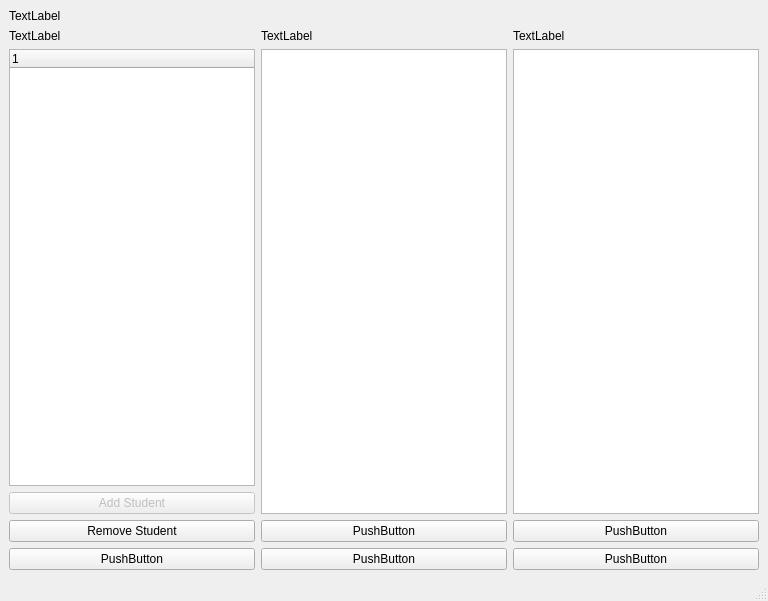
The window that frontend/window_class_detail.ui (marcesch/exam_grade_tool) describes before a commit, drawn with Qt 5.
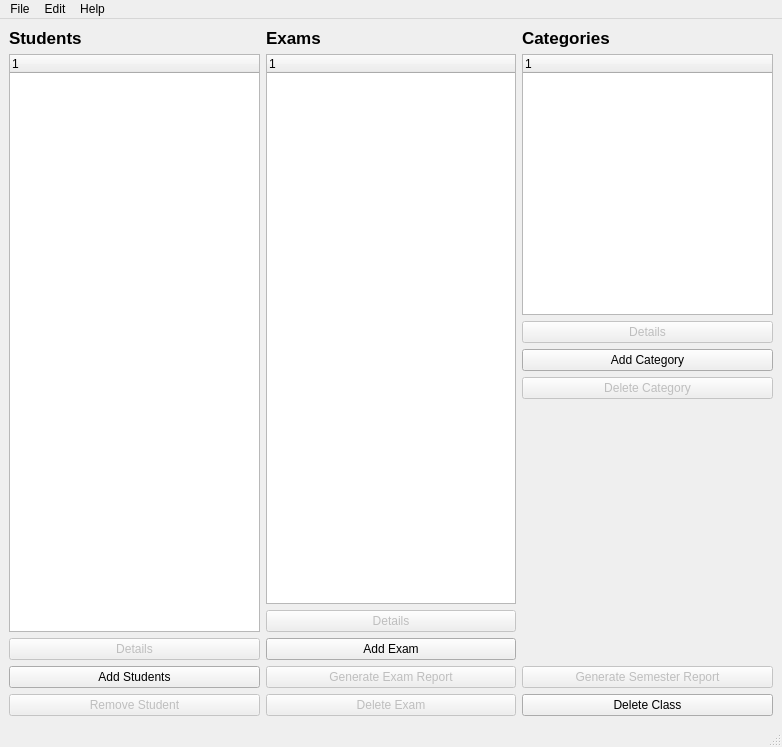
The same window after the commit.

```diff
--- a/frontend/window_class_detail.ui
+++ b/frontend/window_class_detail.ui
@@ -6,8 +6,8 @@
    <rect>
     <x>0</x>
     <y>0</y>
-    <width>768</width>
-    <height>601</height>
+    <width>782</width>
+    <height>747</height>
    </rect>
   </property>
   <property name="windowTitle">
@@ -17,13 +17,6 @@
    <layout class="QGridLayout" name="gridLayout_2">
     <item row="0" column="0">
      <layout class="QVBoxLayout" name="verticalLayout">
-      <item>
-       <widget class="QLabel" name="label">
-        <property name="text">
-         <string>TextLabel</string>
-        </property>
-       </widget>
-      </item>
       <item>
        <layout class="QHBoxLayout" name="horizontalLayout">
         <item>
@@ -34,8 +27,15 @@
              <layout class="QVBoxLayout" name="verticalLayout_4">
               <item>
                <widget class="QLabel" name="label_2">
+                <property name="font">
+                 <font>
+                  <pointsize>13</pointsize>
+                  <weight>75</weight>
+                  <bold>true</bold>
+                 </font>
+                </property>
                 <property name="text">
-                 <string>TextLabel</string>
+                 <string>Students</string>
                 </property>
                </widget>
               </item>
@@ -54,24 +54,30 @@
                  <bool>false</bool>
                 </property>
                 <property name="text">
-                 <string>Add Student</string>
+                 <string>Details</string>
                 </property>
                </widget>
               </item>
               <item>
-               <widget class="QPushButton" name="button_remove_student">
+               <widget class="QPushButton" name="button_addStudents">
+                <property name="enabled">
+                 <bool>true</bool>
+                </property>
+                <property name="text">
+                 <string>Add Students</string>
+                </property>
+               </widget>
+              </item>
+              <item>
+               <widget class="QPushButton" name="button_removeStudent">
+                <property name="enabled">
+                 <bool>false</bool>
+                </property>
                 <property name="text">
                  <string>Remove Student</string>
                 </property>
                </widget>
               </item>
-              <item>
-               <widget class="QPushButton" name="pushButton_2">
-                <property name="text">
-                 <string>PushButton</string>
-                </property>
-               </widget>
-              </item>
              </layout>
             </item>
            </layout>
@@ -84,25 +90,61 @@
            <layout class="QVBoxLayout" name="verticalLayout_5">
             <item>
              <widget class="QLabel" name="label_3">
+              <property name="font">
+               <font>
+                <pointsize>13</pointsize>
+                <weight>75</weight>
+                <bold>true</bold>
+               </font>
+              </property>
               <property name="text">
-               <string>TextLabel</string>
+               <string>Exams</string>
               </property>
              </widget>
             </item>
             <item>
-             <widget class="QTreeView" name="treeView"/>
+             <widget class="QTreeWidget" name="treeWidget_2">
+              <column>
+               <property name="text">
+                <string notr="true">1</string>
+               </property>
+              </column>
+             </widget>
             </item>
             <item>
-             <widget class="QPushButton" name="pushButton_5">
+             <widget class="QPushButton" name="button_examDetails">
+              <property name="enabled">
+               <bool>false</bool>
+              </property>
               <property name="text">
-               <string>PushButton</string>
+               <string>Details</string>
               </property>
              </widget>
             </item>
             <item>
              <widget class="QPushButton" name="pushButton_4">
               <property name="text">
-               <string>PushButton</string>
+               <string>Add Exam</string>
+              </property>
+             </widget>
+            </item>
+            <item>
+             <widget class="QPushButton" name="button_generateExamReport">
+              <property name="enabled">
+               <bool>false</bool>
+              </property>
+              <property name="text">
+               <string>Generate Exam Report</string>
+              </property>
+             </widget>
+            </item>
+            <item>
+             <widget class="QPushButton" name="button_deleteExam">
+              <property name="enabled">
+               <bool>false</bool>
+              </property>
+              <property name="text">
+               <string>Delete Exam</string>
               </property>
              </widget>
             </item>
@@ -116,25 +158,81 @@
            <layout class="QVBoxLayout" name="verticalLayout_6">
             <item>
              <widget class="QLabel" name="label_4">
+              <property name="font">
+               <font>
+                <pointsize>13</pointsize>
+                <weight>75</weight>
+                <bold>true</bold>
+               </font>
+              </property>
               <property name="text">
-               <string>TextLabel</string>
+               <string>Categories</string>
               </property>
              </widget>
             </item>
             <item>
-             <widget class="QTreeView" name="treeView_2"/>
+             <widget class="QTreeWidget" name="treeWidget_3">
+              <column>
+               <property name="text">
+                <string notr="true">1</string>
+               </property>
+              </column>
+             </widget>
             </item>
             <item>
-             <widget class="QPushButton" name="pushButton_7">
+             <widget class="QPushButton" name="button_detailsCategory">
+              <property name="enabled">
+               <bool>false</bool>
+              </property>
               <property name="text">
-               <string>PushButton</string>
+               <string>Details</string>
               </property>
              </widget>
             </item>
             <item>
              <widget class="QPushButton" name="pushButton_6">
               <property name="text">
-               <string>PushButton</string>
+               <string>Add Category</string>
+              </property>
+             </widget>
+            </item>
+            <item>
+             <widget class="QPushButton" name="button_deleteCategory">
+              <property name="enabled">
+               <bool>false</bool>
+              </property>
+              <property name="text">
+               <string>Delete Category</string>
+              </property>
+             </widget>
+            </item>
+            <item>
+             <spacer name="verticalSpacer">
+              <property name="orientation">
+               <enum>Qt::Vertical</enum>
+              </property>
+              <property name="sizeHint" stdset="0">
+               <size>
+                <width>20</width>
+                <height>40</height>
+               </size>
+              </property>
+             </spacer>
+            </item>
+            <item>
+             <widget class="QPushButton" name="button_generateClassReport">
+              <property name="enabled">
+               <bool>false</bool>
+              </property>
+              <property name="text">
+               <string>Generate Semester Report</string>
+              </property>
+             </widget>
+            </item>
+            <item>
+             <widget class="QPushButton" name="button_deleteClass">
+              <property name="text">
+               <string>Delete Class</string>
               </property>
              </widget>
             </item>
@@ -153,10 +251,34 @@
     <rect>
      <x>0</x>
      <y>0</y>
-     <width>768</width>
+     <width>782</width>
      <height>30</height>
     </rect>
    </property>
+   <widget class="QMenu" name="menuFile">
+    <property name="title">
+     <string>File</string>
+    </property>
+    <addaction name="actionSave_on_Disk"/>
+    <addaction name="actionGenerate_Semester_Reporr"/>
+    <addaction name="actionDelete_Class"/>
+   </widget>
+   <widget class="QMenu" name="menuEdit">
+    <property name="title">
+     <string>Edit</string>
+    </property>
+    <addaction name="actionUndo"/>
+    <addaction name="actionRedo"/>
+   </widget>
+   <widget class="QMenu" name="menuHelp">
+    <property name="title">
+     <string>Help</string>
+    </property>
+    <addaction name="actionOpen_Tutorial"/>
+   </widget>
+   <addaction name="menuFile"/>
+   <addaction name="menuEdit"/>
+   <addaction name="menuHelp"/>
   </widget>
   <widget class="QStatusBar" name="statusbar"/>
  </widget>
```
Left out of the diff: 48 changed lines with no effect on the pictures.
